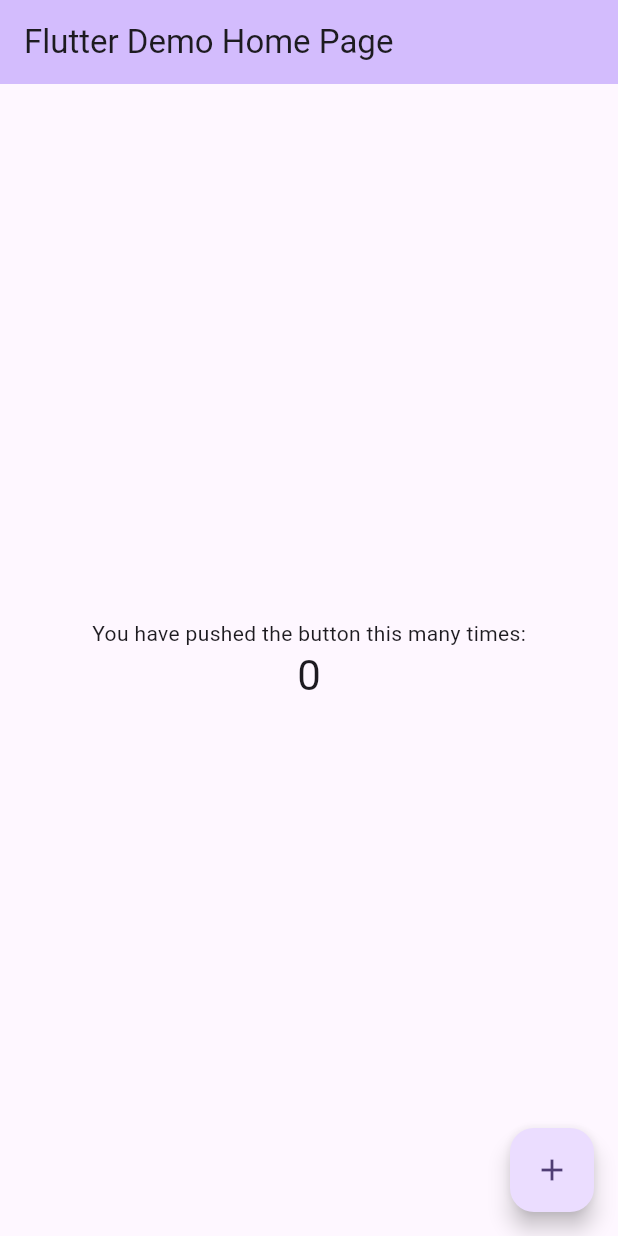
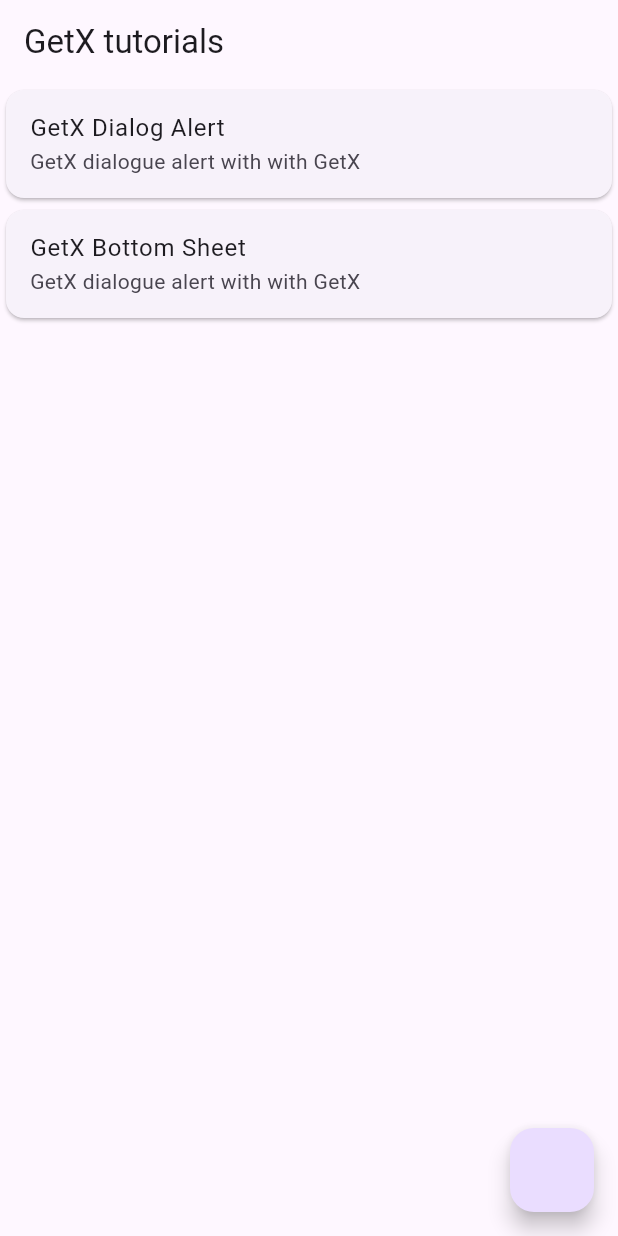
Before and after one commit to safaanwar1122/Flutter-GetX-State-Management, a Flutter app: the screen it shows after launch, on a phone screen of 412 x 824 dp. Run offline on Flutter 3.47's test engine with Material 2 defaults, Android fonts, the phone set to English and light mode, and no system bars; our stand-ins replace get.

Commit message:
second commit

```diff
--- /dev/null
+++ b/lib/home_screen.dart
@@ -0,0 +1,102 @@
+import 'package:flutter/material.dart';
+import 'package:get/get.dart';
+import 'package:get/get_core/src/get_main.dart';
+
+class HomeScreen extends StatefulWidget {
+  const HomeScreen({Key? key}) : super(key: key);
+
+  @override
+  State<HomeScreen> createState() => _HomeScreenState();
+}
+
+class _HomeScreenState extends State<HomeScreen> {
+  @override
+  Widget build(BuildContext context) {
+    return Scaffold(
+      appBar: AppBar(
+        title: Text('GetX tutorials'),
+      ),
+      body: Column(
+        children: [
+          Card(
+            child: ListTile(
+              title: Text('GetX Dialog Alert'),
+              subtitle: Text('GetX dialogue alert with with GetX'),
+              onTap: () {
+                Get.defaultDialog(
+                  title: 'Delete chat',
+                  titlePadding: EdgeInsets.all(20),
+                  contentPadding: EdgeInsets.all(20),
+                  //middleText: 'Are you sure you want to delete this chat?',
+                  // textConfirm: 'Yes',
+                  // textCancel: 'No',
+                  confirm: TextButton(
+                    onPressed: () {
+                      // Navigator.pop(context);
+                      Get.back();
+                    },
+                    child: Text('Ok'),
+                  ),
+                  cancel: TextButton(
+                    onPressed: () {
+                      // Navigator.pop(context);
+                      Get.back();
+                    },
+                    child: Text('Cancel'),
+                  ),
+                  content: Column(
+                    children: [
+                      Text('Cancel'),
+                      Text('Cancel'),
+                      Text('Cancel'),
+                      Text('Cancel'),
+                    ],
+                  ),
+                );
+              },
+            ),
+          ),
+          Card(
+            child: ListTile(
+              title: Text('GetX Bottom Sheet'),
+              subtitle: Text('GetX dialogue alert with with GetX'),
+              onTap: () {
+                Get.bottomSheet(
+                    Container(
+
+                  decoration: BoxDecoration(
+                    borderRadius: BorderRadius.circular(30),
+                    color: Colors.red,
+                  ),
+                  child: Column(
+                    children: [
+                      ListTile(
+                        leading: Icon(Icons.light_mode),
+                        title: Text('Light theme '),
+                        onTap: () {
+                          Get.changeTheme(ThemeData.light());
+
+                        },
+                      ),
+                      ListTile(
+                        leading: Icon(Icons.dark_mode),
+                        title: Text('Dark theme '),
+                        onTap: () {
+                          Get.changeTheme(ThemeData.dark());
+
+                        },
+                      ),
+                    ],
+                  ),
+                ));
+              },
+            ),
+          ),
+        ],
+      ),
+      floatingActionButton: FloatingActionButton(
+        onPressed: () {},
+      ),
+    );
+  }
+}
--- a/lib/main.dart
+++ b/lib/main.dart
@@ -1,4 +1,7 @@
 import 'package:flutter/material.dart';
+import 'package:get/get.dart';
+
+import 'home_screen.dart';
 
 void main() {
   runApp(const MyApp());
@@ -10,116 +13,14 @@ class MyApp extends StatelessWidget {
   // This widget is the root of your application.
   @override
   Widget build(BuildContext context) {
-    return MaterialApp(
+    return GetMaterialApp(
       title: 'Flutter Demo',
       theme: ThemeData(
-        // This is the theme of your application.
-        //
-        // TRY THIS: Try running your application with "flutter run". You'll see
-        // the application has a blue toolbar. Then, without quitting the app,
-        // try changing the seedColor in the colorScheme below to Colors.green
-        // and then invoke "hot reload" (save your changes or press the "hot
-        // reload" button in a Flutter-supported IDE, or press "r" if you used
-        // the command line to start the app).
-        //
-        // Notice that the counter didn't reset back to zero; the application
-        // state is not lost during the reload. To reset the state, use hot
-        // restart instead.
-        //
-        // This works for code too, not just values: Most code changes can be
-        // tested with just a hot reload.
-        colorScheme: ColorScheme.fromSeed(seedColor: Colors.deepPurple),
+
+       primarySwatch: Colors.blue,
         useMaterial3: true,
       ),
-      home: const MyHomePage(title: 'Flutter Demo Home Page'),
+      home: const HomeScreen(),
     );
   }
 }
-
-class MyHomePage extends StatefulWidget {
-  const MyHomePage({super.key, required this.title});
-
-  // This widget is the home page of your application. It is stateful, meaning
-  // that it has a State object (defined below) that contains fields that affect
-  // how it looks.
-
-  // This class is the configuration for the state. It holds the values (in this
-  // case the title) provided by the parent (in this case the App widget) and
-  // used by the build method of the State. Fields in a Widget subclass are
-  // always marked "final".
-
-  final String title;
-
-  @override
-  State<MyHomePage> createState() => _MyHomePageState();
-}
-
-class _MyHomePageState extends State<MyHomePage> {
-  int _counter = 0;
-
-  void _incrementCounter() {
-    setState(() {
-      // This call to setState tells the Flutter framework that something has
-      // changed in this State, which causes it to rerun the build method below
-      // so that the display can reflect the updated values. If we changed
-      // _counter without calling setState(), then the build method would not be
-      // called again, and so nothing would appear to happen.
-      _counter++;
-    });
-  }
-
-  @override
-  Widget build(BuildContext context) {
-    // This method is rerun every time setState is called, for instance as done
-    // by the _incrementCounter method above.
-    //
-    // The Flutter framework has been optimized to make rerunning build methods
-    // fast, so that you can just rebuild anything that needs updating rather
-    // than having to individually change instances of widgets.
-    return Scaffold(
-      appBar: AppBar(
-        // TRY THIS: Try changing the color here to a specific color (to
-        // Colors.amber, perhaps?) and trigger a hot reload to see the AppBar
-        // change color while the other colors stay the same.
-        backgroundColor: Theme.of(context).colorScheme.inversePrimary,
-        // Here we take the value from the MyHomePage object that was created by
-        // the App.build method, and use it to set our appbar title.
-        title: Text(widget.title),
-      ),
-      body: Center(
-        // Center is a layout widget. It takes a single child and positions it
-        // in the middle of the parent.
-        child: Column(
-          // Column is also a layout widget. It takes a list of children and
-          // arranges them vertically. By default, it sizes itself to fit its
-          // children horizontally, and tries to be as tall as its parent.
-          //
-          // Column has various properties to control how it sizes itself and
-          // how it positions its children. Here we use mainAxisAlignment to
-          // center the children vertically; the main axis here is the vertical
-          // axis because Columns are vertical (the cross axis would be
-          // horizontal).
-          //
-          // TRY THIS: Invoke "debug painting" (choose the "Toggle Debug Paint"
-          // action in the IDE, or press "p" in the console), to see the
-          // wireframe for each widget.
-          mainAxisAlignment: MainAxisAlignment.center,
-          children: <Widget>[
-            const Text(
-              'You have pushed the button this many times:',
-            ),
-            Text(
-              '$_counter',
-              style: Theme.of(context).textTheme.headlineMedium,
-            ),
-          ],
-        ),
-      ),
-      floatingActionButton: FloatingActionButton(
-        onPressed: _incrementCounter,
-        tooltip: 'Increment',
-        child: const Icon(Icons.add),
-      ), // This trailing comma makes auto-formatting nicer for build methods.
-    );
-  }
-}
--- a/pubspec.yaml
+++ b/pubspec.yaml
@@ -35,6 +35,8 @@ dependencies:
   # The following adds the Cupertino Icons font to your application.
   # Use with the CupertinoIcons class for iOS style icons.
   cupertino_icons: ^1.0.2
+  get: ^4.6.5
+
 
 dev_dependencies:
   flutter_test:
```
Also changed, not shown: pubspec.lock.
